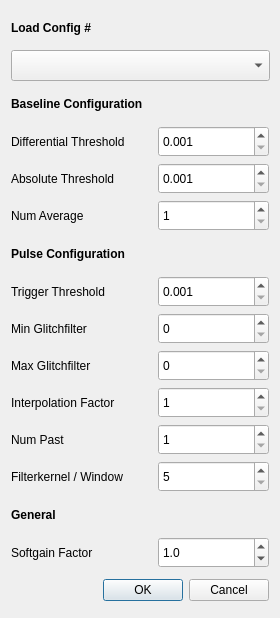
Before: the Qt Designer form wav2phh/analyzersettings.ui in samplemaker/wav2phh, drawn with Qt 5.
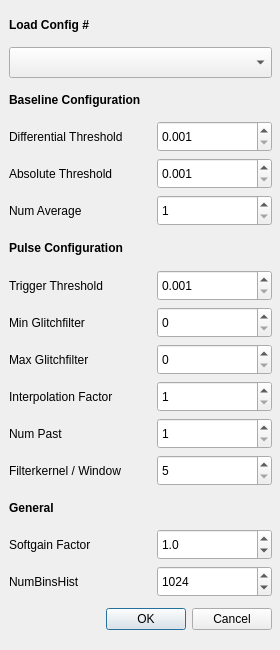
After: the same form once the commit is applied.

```diff
--- a/wav2phh/analyzersettings.ui
+++ b/wav2phh/analyzersettings.ui
@@ -7,24 +7,33 @@
     <x>0</x>
     <y>0</y>
     <width>280</width>
-    <height>618</height>
+    <height>650</height>
    </rect>
   </property>
   <property name="minimumSize">
    <size>
     <width>280</width>
-    <height>618</height>
+    <height>650</height>
    </size>
   </property>
   <property name="maximumSize">
    <size>
     <width>280</width>
-    <height>618</height>
+    <height>650</height>
    </size>
   </property>
   <property name="windowTitle">
    <string>Dialog</string>
   </property>
+  <widget class="QWidget" name="layoutWidget">
+   <property name="geometry">
+    <rect>
+     <x>9</x>
+     <y>9</y>
+     <width>263</width>
+     <height>627</height>
+    </rect>
+   </property>
   <layout class="QGridLayout" name="gridLayout">
    <item row="0" column="0" colspan="2">
     <widget class="QLabel" name="SpPLabel">
@@ -426,7 +435,39 @@
      </property>
     </widget>
    </item>
-   <item row="15" column="0" colspan="2">
+    <item row="15" column="0">
+     <widget class="QLabel" name="GenNumBinsHistLabel">
+      <property name="minimumSize">
+       <size>
+        <width>142</width>
+        <height>31</height>
+       </size>
+      </property>
+      <property name="text">
+       <string>NumBinsHist</string>
+      </property>
+     </widget>
+    </item>
+    <item row="15" column="1">
+     <widget class="QSpinBox" name="GenNumBinsHistSpinBox">
+      <property name="minimumSize">
+       <size>
+        <width>111</width>
+        <height>31</height>
+       </size>
+      </property>
+      <property name="minimum">
+       <number>10</number>
+      </property>
+      <property name="maximum">
+       <number>100000</number>
+      </property>
+      <property name="value">
+       <number>1024</number>
+      </property>
+     </widget>
+    </item>
+    <item row="16" column="0" colspan="2">
     <widget class="QDialogButtonBox" name="buttonBox">
      <property name="minimumSize">
       <size>
@@ -443,6 +484,7 @@
     </widget>
    </item>
   </layout>
+  </widget>
  </widget>
  <resources/>
  <connections>
```
Lines whose indentation alone changed are shown as unchanged.
